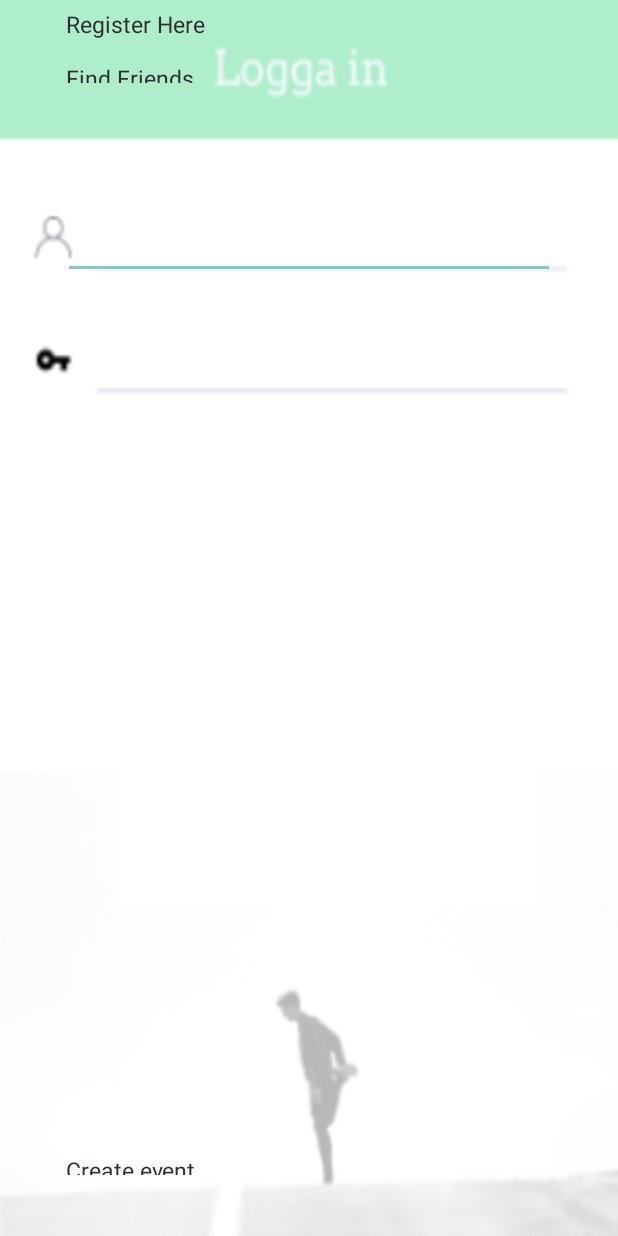
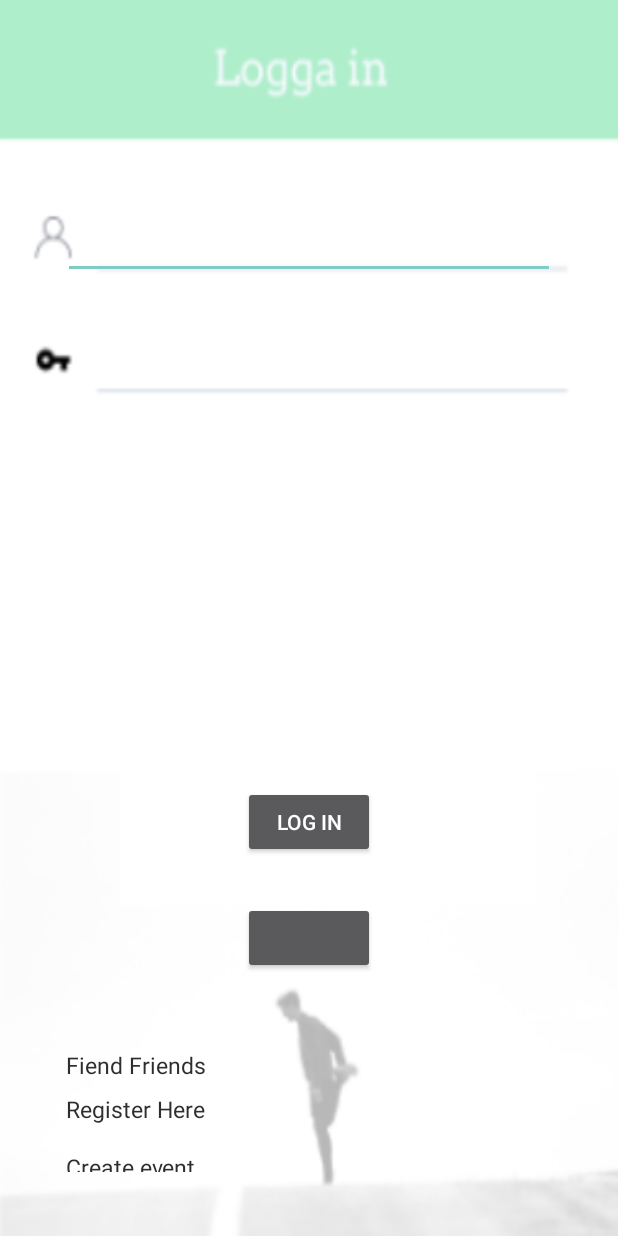
Before and after one commit to Fluchey/PVT_SportApp, an Android app: the screen it shows after launch (LoginActivity), on a phone screen of 412 x 824 dp. Run offline under Robolectric (Android 15) with nearby library versions, the phone set to English and light mode, and no system bars; libraries missing offline, so code that uses them is left out: com.facebook, com.facebook.login; plain views replace LoginButton; 3 statements that could not run were skipped.

Commit message:
fixed layout for fiend friend-button

```diff
--- a/app/src/main/res/layout/activity_main.xml
+++ b/app/src/main/res/layout/activity_main.xml
@@ -60,7 +60,7 @@
             android:textColor="@android:color/black" />
 
         <TextView
-            android:id="@+id/tvFindFriends"
+            android:id="@+id/tvFindFriends1"
             android:layout_width="match_parent"
             android:layout_height="wrap_content"
             android:text="Find Friends"
--- a/app/src/main/res/layout/activity_main_login.xml
+++ b/app/src/main/res/layout/activity_main_login.xml
@@ -53,10 +53,24 @@
             android:textColor="@color/colorPrimaryDarkGrey"
             android:layout_marginStart="44dp"
             tools:layout_constraintBottom_creator="1"
+            app:layout_constraintBottom_toBottomOf="parent"
             tools:layout_constraintLeft_creator="1"
-        app:layout_constraintLeft_toLeftOf="parent"
-        android:layout_marginLeft="44dp"
-        tools:layout_editor_absoluteY="458dp" />
+            android:layout_marginBottom="64dp"
+            app:layout_constraintLeft_toLeftOf="parent" />
+
+    <TextView
+        android:id="@+id/tvFindFriends"
+        android:layout_width="0dp"
+        android:layout_height="55dp"
+        android:text="Fiend Friends"
+        android:textColor="@color/colorPrimaryDarkGrey"
+        android:textSize="@dimen/standardTextSize"
+        android:layout_marginStart="44dp"
+        tools:layout_constraintBottom_creator="1"
+        app:layout_constraintBottom_toBottomOf="parent"
+        tools:layout_constraintLeft_creator="1"
+        android:layout_marginBottom="64dp"
+        app:layout_constraintLeft_toLeftOf="parent" />
 
     <TextView
             android:id="@+id/tvCreateEventHere"
@@ -74,29 +88,7 @@
             tools:layout_constraintLeft_creator="1"
             android:layout_marginBottom="35dp"
             app:layout_constraintLeft_toLeftOf="@+id/tvLoginRegisterHere"
-        app:layout_constraintTop_toTopOf="@+id/tvLoginRegisterHere"
-        app:layout_constraintHorizontal_bias="0.0"
-        app:layout_constraintVertical_bias="1.0" />
-
-    <TextView
-        android:id="@+id/tvFindFriends"
-        android:layout_width="0dp"
-        android:layout_height="14dp"
-        android:text="Find Friends"
-        android:textSize="@dimen/standardTextSize"
-        android:textColor="@color/colorPrimaryDarkGrey"
-        tools:layout_constraintTop_creator="1"
-        tools:layout_constraintRight_creator="1"
-        tools:layout_constraintBottom_creator="1"
-        app:layout_constraintBottom_toBottomOf="parent"
-        app:layout_constraintRight_toRightOf="@+id/tvLoginRegisterHere"
-        android:layout_marginTop="36dp"
-        tools:layout_constraintLeft_creator="1"
-        android:layout_marginBottom="35dp"
-        app:layout_constraintLeft_toLeftOf="@+id/tvLoginRegisterHere"
-        app:layout_constraintTop_toTopOf="@+id/tvLoginRegisterHere"
-        app:layout_constraintHorizontal_bias="0.0"
-        app:layout_constraintVertical_bias="0.0" />
+            app:layout_constraintTop_toTopOf="@+id/tvLoginRegisterHere" />
 
         <com.facebook.login.widget.LoginButton
             android:id="@+id/loginFacebookButton"
```
Also changed, not shown: app/src/main/java/com/sportify/friends/presenter/FriendPresenterImpl.java (+20 -20 lines). Lines whose indentation alone changed are shown as unchanged.
